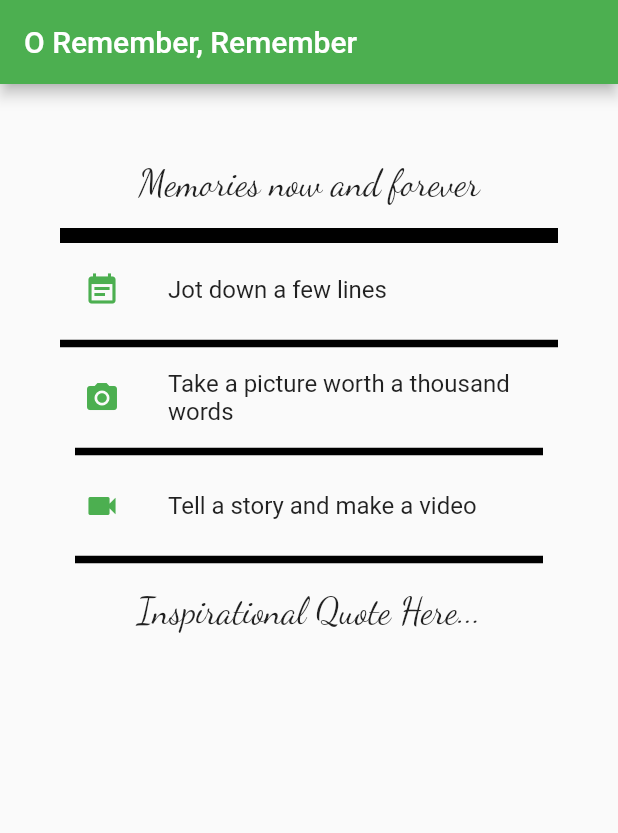
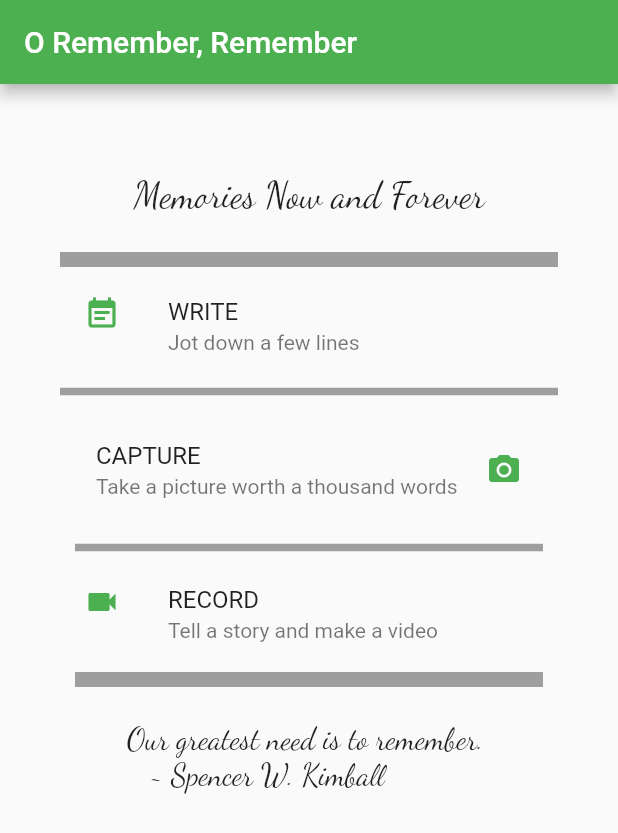
Before and after one commit to chelsialiu/journalfy, a Flutter app: the screen it shows after launch, on a phone screen of 412 x 824 dp. Shown: the top 833 px of the screen. Run offline on Flutter 3.47's test engine with Material 2 defaults, Android fonts, the phone set to English and light mode, and no system bars; our stand-ins replace google_fonts.

Commit message:
Fixed styling for homepage

```diff
--- a/lib/main.dart
+++ b/lib/main.dart
@@ -65,37 +65,43 @@ class _MyHomePageState extends State<MyHomePage> {
         child: ListView(
             children: <Widget>[
               Padding(
-                padding: const EdgeInsets.all(12.0),
+                padding: const EdgeInsets.all(20.0),
                 child: Center(
-                  child: Text('Memories now and forever',
+                  child: Text('Memories Now and Forever',
                   style: GoogleFonts.dancingScript(
                     textStyle: TextStyle(fontSize: 24.0),
                   ),
                   ),
                 ),
               ),
-              Divider(color: Colors.black, indent: 0, endIndent: 0, thickness: 10, ),
+              Divider(color: Colors.grey, indent: 0, endIndent: 0, thickness: 10),
               ListTile(
                 leading: Icon(Icons.event_note, color: Colors.green),
-                title: Text('Jot down a few lines'),
+                title: Text('WRITE'),
+                subtitle: Text('Jot down a few lines'),
               ),
-              Divider(color: Colors.black, thickness: 5, ),
-              ListTile(
-                leading: Icon(Icons.camera_alt, color: Colors.green),
-                title: Text('Take a picture worth a thousand words'),
+              Divider(color: Colors.grey, thickness: 5, ),
+              Padding(
+                padding: const EdgeInsets.all(8.0),
+                child: ListTile(
+                  trailing: Icon(Icons.camera_alt, color: Colors.green),
+                  title: Text('CAPTURE'),
+                  subtitle: Text('Take a picture worth a thousand words'),
+                ),
               ),
-              Divider(color: Colors.black, indent: 10, endIndent: 10, thickness: 5, ),
+              Divider(color: Colors.grey, indent: 10, endIndent: 10, thickness: 5),
               ListTile(
                 leading: Icon(Icons.videocam, color: Colors.green),
-                title: Text('Tell a story and make a video'),
+                title: Text('RECORD'),
+                subtitle: Text('Tell a story and make a video'),
               ),
-              Divider(color: Colors.black, indent: 10, endIndent: 10, thickness: 5, ),
+              Divider(color: Colors.grey, indent: 10, endIndent: 10, thickness: 10),
               Padding(
-                padding: const EdgeInsets.all(12.0),
+                padding: const EdgeInsets.all(20.0),
                 child: Center(
-                  child: Text('Inspirational Quote Here...',
+                  child: Text('Our greatest need is to remember. \n \t ~ Spencer W. Kimball',
                   style: GoogleFonts.dancingScript(
-                    textStyle: TextStyle(fontSize: 24.0),
+                    textStyle: TextStyle(fontSize: 20.0),
                   ),
                   ),
                 ),
```
